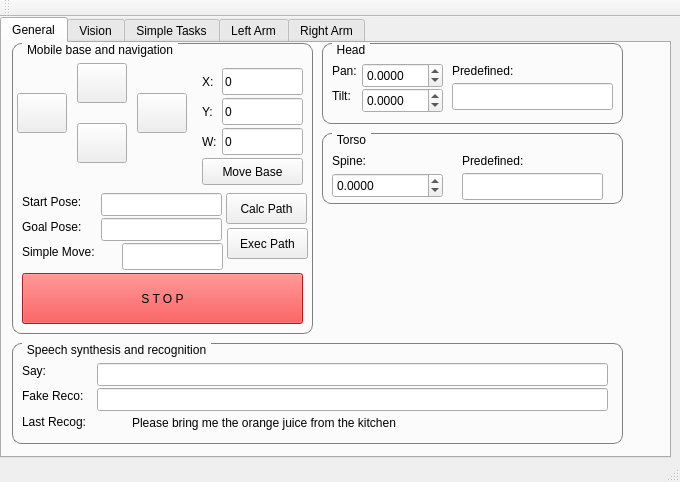
First picture: the form in catkin_ws/src/hri/justina_gui/src/MainWindow.ui, repository mnegretev/JustinaLight, before the edit.
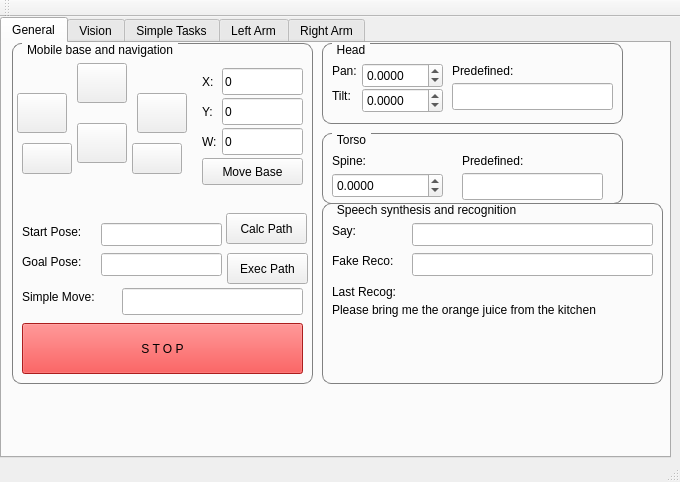
Second picture: the form after the edit. The open tabs and pages were chosen to show the change.

What changed in the file:
```diff
--- a/catkin_ws/src/hri/justina_gui/src/MainWindow.ui
+++ b/catkin_ws/src/hri/justina_gui/src/MainWindow.ui
@@ -57,7 +57,7 @@
         <x>10</x>
         <y>0</y>
         <width>301</width>
-        <height>291</height>
+        <height>341</height>
        </rect>
       </property>
       <property name="styleSheet">
@@ -70,7 +70,7 @@
        <property name="geometry">
         <rect>
          <x>215</x>
-         <y>185</y>
+         <y>210</y>
          <width>81</width>
          <height>31</height>
         </rect>
@@ -83,7 +83,7 @@
        <property name="geometry">
         <rect>
          <x>89</x>
-         <y>150</y>
+         <y>180</y>
          <width>121</width>
          <height>23</height>
         </rect>
@@ -93,7 +93,7 @@
        <property name="geometry">
         <rect>
          <x>89</x>
-         <y>175</y>
+         <y>210</y>
          <width>121</width>
          <height>23</height>
         </rect>
@@ -103,7 +103,7 @@
        <property name="geometry">
         <rect>
          <x>10</x>
-         <y>150</y>
+         <y>180</y>
          <width>81</width>
          <height>17</height>
         </rect>
@@ -116,7 +116,7 @@
        <property name="geometry">
         <rect>
          <x>214</x>
-         <y>150</y>
+         <y>170</y>
          <width>81</width>
          <height>31</height>
         </rect>
@@ -129,7 +129,7 @@
        <property name="geometry">
         <rect>
          <x>10</x>
-         <y>175</y>
+         <y>210</y>
          <width>81</width>
          <height>17</height>
         </rect>
@@ -142,7 +142,7 @@
        <property name="geometry">
         <rect>
          <x>10</x>
-         <y>200</y>
+         <y>245</y>
          <width>101</width>
          <height>17</height>
         </rect>
@@ -155,8 +155,8 @@
        <property name="geometry">
         <rect>
          <x>110</x>
-         <y>200</y>
-         <width>101</width>
+         <y>245</y>
+         <width>181</width>
          <height>27</height>
         </rect>
        </property>
@@ -332,7 +332,7 @@
        <property name="geometry">
         <rect>
          <x>10</x>
-         <y>230</y>
+         <y>280</y>
          <width>281</width>
          <height>51</height>
         </rect>
@@ -475,6 +475,15 @@
             </color>
            </brush>
           </colorrole>
+          <colorrole role="PlaceholderText">
+           <brush brushstyle="NoBrush">
+            <color alpha="128">
+             <red>0</red>
+             <green>0</green>
+             <blue>0</blue>
+            </color>
+           </brush>
+          </colorrole>
          </active>
          <inactive>
           <colorrole role="WindowText">
@@ -612,6 +621,15 @@
             </color>
            </brush>
           </colorrole>
+          <colorrole role="PlaceholderText">
+           <brush brushstyle="NoBrush">
+            <color alpha="128">
+             <red>0</red>
+             <green>0</green>
+             <blue>0</blue>
+            </color>
+           </brush>
+          </colorrole>
          </inactive>
          <disabled>
           <colorrole role="WindowText">
@@ -749,6 +767,15 @@
             </color>
            </brush>
           </colorrole>
+          <colorrole role="PlaceholderText">
+           <brush brushstyle="NoBrush">
+            <color alpha="128">
+             <red>0</red>
+             <green>0</green>
+             <blue>0</blue>
+            </color>
+           </brush>
+          </colorrole>
          </disabled>
         </palette>
        </property>
@@ -756,6 +783,44 @@
         <string>S T O P</string>
        </property>
       </widget>
+      <widget class="QPushButton" name="btnRight">
+       <property name="geometry">
+        <rect>
+         <x>120</x>
+         <y>100</y>
+         <width>50</width>
+         <height>31</height>
+        </rect>
+       </property>
+       <property name="text">
+        <string/>
+       </property>
+       <property name="iconSize">
+        <size>
+         <width>32</width>
+         <height>32</height>
+        </size>
+       </property>
+      </widget>
+      <widget class="QPushButton" name="btnLeft">
+       <property name="geometry">
+        <rect>
+         <x>10</x>
+         <y>100</y>
+         <width>50</width>
+         <height>31</height>
+        </rect>
+       </property>
+       <property name="text">
+        <string/>
+       </property>
+       <property name="iconSize">
+        <size>
+         <width>32</width>
+         <height>32</height>
+        </size>
+       </property>
+      </widget>
      </widget>
      <widget class="QGroupBox" name="gbHead">
       <property name="geometry">
@@ -872,10 +937,10 @@
      <widget class="QGroupBox" name="gbSpeech">
       <property name="geometry">
        <rect>
-        <x>10</x>
-        <y>300</y>
-        <width>611</width>
-        <height>101</height>
+        <x>320</x>
+        <y>160</y>
+        <width>341</width>
+        <height>181</height>
        </rect>
       </property>
       <property name="title">
@@ -884,9 +949,9 @@
       <widget class="QLineEdit" name="spgTxtSay">
        <property name="geometry">
         <rect>
-         <x>85</x>
+         <x>90</x>
          <y>20</y>
-         <width>511</width>
+         <width>241</width>
          <height>23</height>
         </rect>
        </property>
@@ -908,7 +973,7 @@
        <property name="geometry">
         <rect>
          <x>10</x>
-         <y>45</y>
+         <y>50</y>
          <width>71</width>
          <height>16</height>
         </rect>
@@ -917,25 +982,12 @@
         <string>Fake Reco:</string>
        </property>
       </widget>
-      <widget class="QLabel" name="sprLblLastRecog">
-       <property name="geometry">
-        <rect>
-         <x>120</x>
-         <y>70</y>
-         <width>471</width>
-         <height>20</height>
-        </rect>
-       </property>
-       <property name="text">
-        <string>Please bring me the orange juice from the kitchen</string>
-       </property>
-      </widget>
       <widget class="QLineEdit" name="sprTxtFakeRecog">
        <property name="geometry">
         <rect>
-         <x>85</x>
-         <y>45</y>
-         <width>511</width>
+         <x>90</x>
+         <y>50</y>
+         <width>241</width>
          <height>23</height>
         </rect>
        </property>
@@ -944,7 +996,7 @@
        <property name="geometry">
         <rect>
          <x>10</x>
-         <y>70</y>
+         <y>80</y>
          <width>81</width>
          <height>17</height>
         </rect>
@@ -953,6 +1005,25 @@
         <string>Last Recog:</string>
        </property>
       </widget>
+      <widget class="QLabel" name="sprLblLastRecog">
+       <property name="geometry">
+        <rect>
+         <x>10</x>
+         <y>100</y>
+         <width>321</width>
+         <height>61</height>
+        </rect>
+       </property>
+       <property name="text">
+        <string>Please bring me the orange juice from the kitchen</string>
+       </property>
+       <property name="alignment">
+        <set>Qt::AlignLeading|Qt::AlignLeft|Qt::AlignTop</set>
+       </property>
+       <property name="wordWrap">
+        <bool>true</bool>
+       </property>
+      </widget>
      </widget>
      <widget class="QGroupBox" name="gbHead_2">
       <property name="geometry">
```
Left out of the diff: 10 changed lines with no effect on the pictures.
